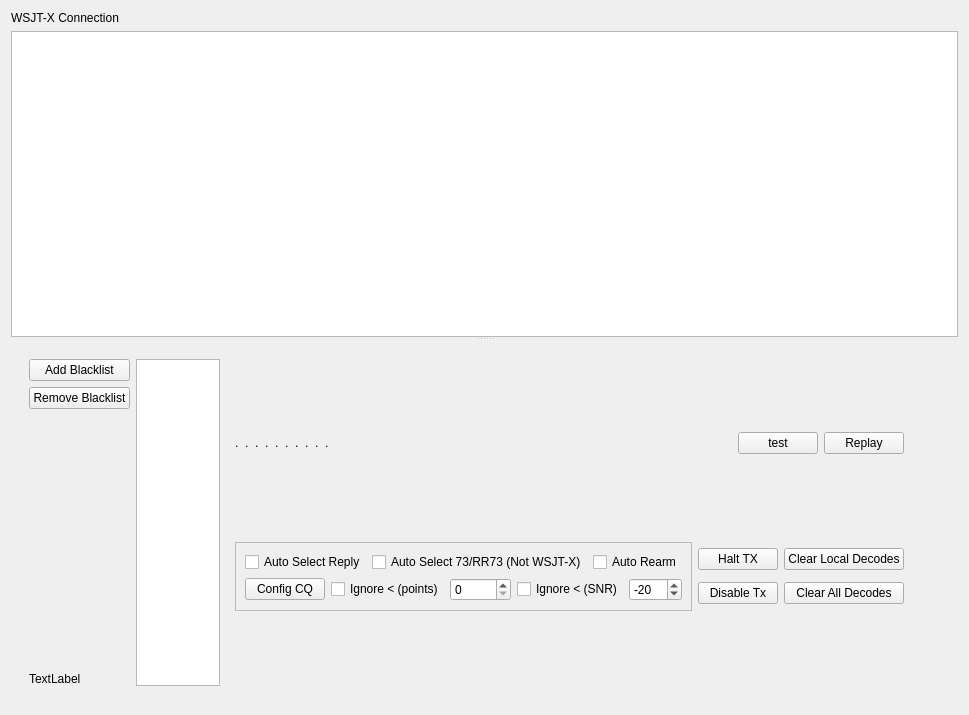
The window that mqt/MqtLogger/WsjtxFrame.ui (Rsclub22/Minos2-Mirror) describes before a commit, drawn with Qt 5.
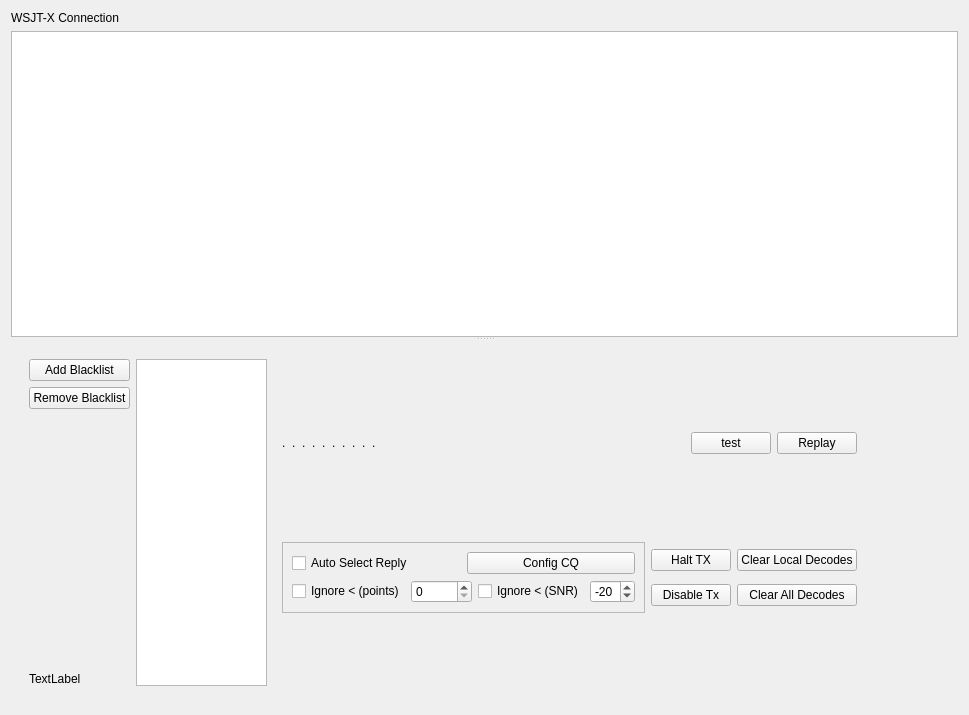
The same window after the commit. Custom widgets are drawn as their Qt base class.

Commit message: Try to improve auto

Diff of the .ui file:
```diff
--- a/mqt/MqtLogger/WsjtxFrame.ui
+++ b/mqt/MqtLogger/WsjtxFrame.ui
@@ -82,8 +82,8 @@
         <rect>
          <x>0</x>
          <y>0</y>
-         <width>987</width>
-         <height>349</height>
+         <width>949</width>
+         <height>364</height>
         </rect>
        </property>
        <property name="sizePolicy">
@@ -296,22 +296,12 @@
                   </widget>
                  </item>
                  <item>
-                  <widget class="QCheckBox" name="autosel73cb">
+                  <widget class="QPushButton" name="configCQButton">
                    <property name="focusPolicy">
                     <enum>Qt::NoFocus</enum>
                    </property>
                    <property name="text">
-                    <string>Auto Select 73/RR73 (Not WSJT-X)</string>
-                   </property>
-                  </widget>
-                 </item>
-                 <item>
-                  <widget class="QCheckBox" name="autoRearmcb">
-                   <property name="focusPolicy">
-                    <enum>Qt::NoFocus</enum>
-                   </property>
-                   <property name="text">
-                    <string>Auto Rearm</string>
+                    <string>Config CQ</string>
                    </property>
                   </widget>
                  </item>
@@ -319,16 +309,6 @@
                </item>
                <item>
                 <layout class="QHBoxLayout" name="horizontalLayout">
-                 <item>
-                  <widget class="QPushButton" name="configCQButton">
-                   <property name="focusPolicy">
-                    <enum>Qt::NoFocus</enum>
-                   </property>
-                   <property name="text">
-                    <string>Config CQ</string>
-                   </property>
-                  </widget>
-                 </item>
                  <item>
                   <widget class="QCheckBox" name="minPointsCheckBox">
                    <property name="focusPolicy">
```
The commit also changes 2 other files.
